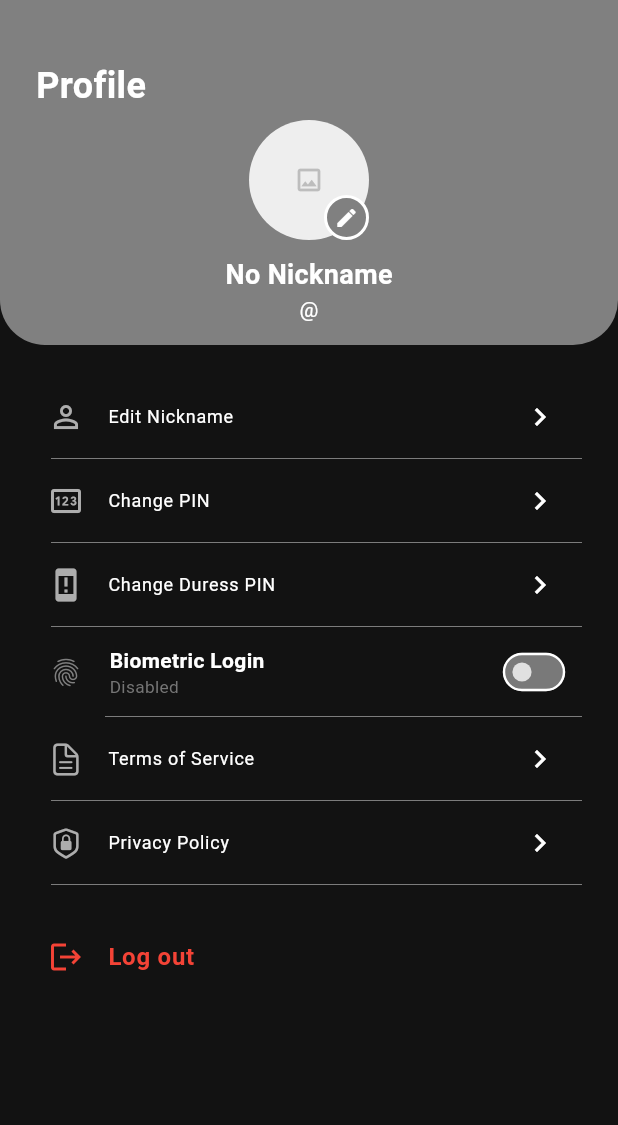
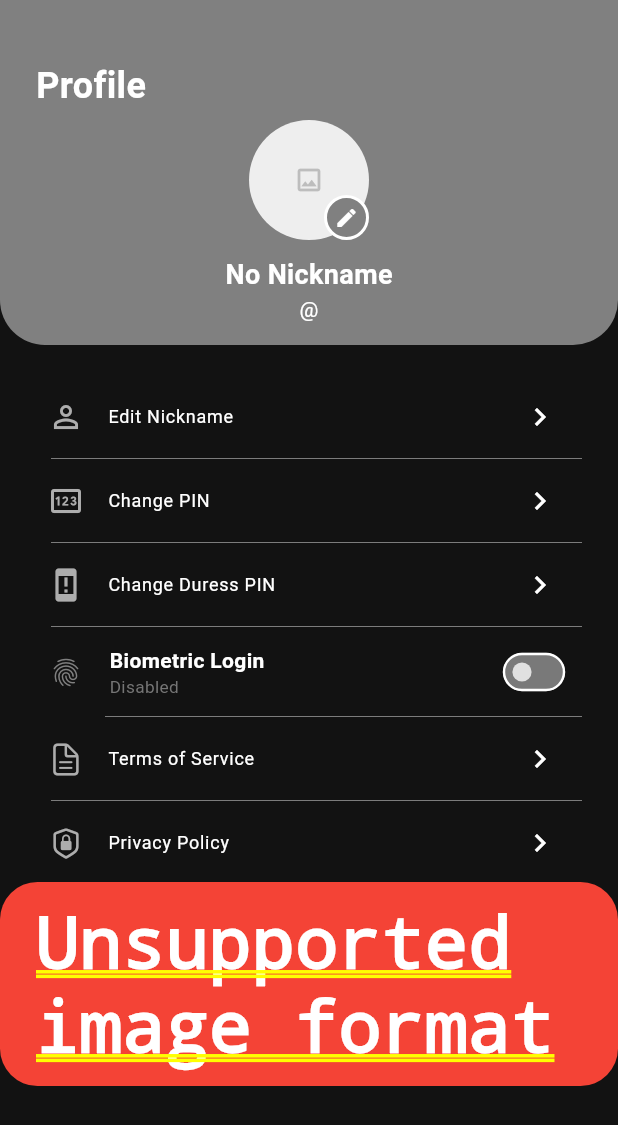
Before and after one commit to rawquesh/E2EEChat, a Flutter app: the SettingsScreen screen opened directly, after a tap on the "edit" icon, on a phone screen of 412 x 824 dp. Shown: the top 1125 px of the screen. Run offline on Flutter 3.47's test engine with Material 3 defaults, Android fonts, the phone set to English and light mode, and no system bars; drawn by our look-alikes of overlay_support; our stand-ins replace audioplayers, cached_network_image, file_picker, flutter_image_compress, flutter_secure_storage, fluttertoast and 10 more; missing offline and left inert: asn1lib, flutter_webrtc, onesignal_flutter, pointycastle, pusher_client_socket, record and 1 more; accounts and stored records are empty; Roboto replaces fonts that are missing (TestTiemposHeadline); statements that could not run were skipped.

Commit message:
issues fixed

```diff
--- a/e2ee_android_app/lib/backend/self_destruct/self_destruct_service.dart
+++ b/e2ee_android_app/lib/backend/self_destruct/self_destruct_service.dart
@@ -36,9 +36,9 @@ class SelfDestructService {
   }
 
   Future<void> _checkForExpiredMessages() async {
-    MyPrint.printOnConsole(
+   /* MyPrint.printOnConsole(
       '[SelfDestructService] Checking for expired messages...',
-    );
+    );*/
 
     try {
       final chatUsersBox = await Hive.openBox('chat_users');
@@ -65,7 +65,7 @@ class SelfDestructService {
             );
 
             if (now.isAfter(message.destructTimestamp)) {
-              if (message.message.base64String.isNotEmpty)   {
+              if (message.message.base64String.isNotEmpty) {
                 final filePath = message.message.base64String;
                 final file = File(filePath);
                 if (await file.exists()) {
--- a/e2ee_android_app/lib/views/chats/components/message_bubble.dart
+++ b/e2ee_android_app/lib/views/chats/components/message_bubble.dart
@@ -120,7 +120,7 @@ class _MessageBubbleState extends State<MessageBubble> with MySafeState {
   Widget build(BuildContext context) {
     super.pageBuild();
 
-    MyPrint.printOnConsole("MessageBubble build called for message check avatar: ${widget.message.message.avatar}");
+    // MyPrint.printOnConsole("MessageBubble build called for message check avatar: ${widget.message.message.avatar}");
 
     return DateTime.now().isBefore(widget.message.destructTimestamp)
         ? InkWell(
--- a/e2ee_android_app/lib/views/chats/screens/chat_message_screen.dart
+++ b/e2ee_android_app/lib/views/chats/screens/chat_message_screen.dart
@@ -289,7 +289,7 @@ class _ChatMessageScreenState extends State<ChatMessageScreen> with TickerProvid
     _messageController.dispose();
     _iconAnimationController.dispose();
     _widthAnimationController.dispose();
-    // _appState.setCurrentChattingWithUserId(null);
+    _appState.setCurrentChattingWithUserId(null);
     _chatProvider.removeListener(_onProviderChange);
     super.dispose();
   }
--- a/e2ee_android_app/lib/views/settings/settings_screen.dart
+++ b/e2ee_android_app/lib/views/settings/settings_screen.dart
@@ -14,6 +14,7 @@ import 'package:e2ee_models_app/utils/storage_manager.dart';
 import 'package:e2ee_models_app/view/common/components/common_cachednetwork_image.dart';
 import 'package:flutter/cupertino.dart';
 import 'package:flutter/material.dart';
+import 'package:image/image.dart' as img;
 import 'package:image_picker/image_picker.dart';
 import 'package:provider/provider.dart';
 
@@ -41,13 +42,56 @@ class _SettingsScreenState extends State<SettingsScreen> with MySafeState {
   final ImagePicker _picker = ImagePicker();
 
   Future<void> _pickImage() async {
-    final XFile? image = await _picker.pickImage(source: ImageSource.gallery);
-    if (image != null) {
-      setState(() {
-        _profileImage = File(image.path);
-      });
-      // Immediately try to upload the new image
-      await _uploadProfilePicture();
+    final XFile? image = await _picker.pickImage(
+      source: ImageSource.gallery,
+      preferredCameraDevice: CameraDevice.front,
+    );
+
+    if (image != null &&
+        (image.path.endsWith('.jpg') || image.path.endsWith('.jpeg') || image.path.endsWith('.png'))) {
+      final originalFile = File(image.path);
+      final compressedFile = await compressAndValidateImage(originalFile);
+
+      if (compressedFile != null) {
+        _profileImage = compressedFile;
+        await _uploadProfilePicture();
+      }
+    } else {
+      MyToast.showError(context: context, msg: 'Unsupported image format');
+    }
+  }
+
+  Future<File?> compressAndValidateImage(File originalFile) async {
+    try {
+      // Read and decode image
+      final bytes = await originalFile.readAsBytes();
+      final image = img.decodeImage(bytes);
+
+      if (image == null) {
+        MyToast.showError(context: context, msg: "Invalid image file.");
+        return null;
+      }
+
+      // Compress the image (85% quality)
+      final compressedBytes = img.encodeJpg(image, quality: 85);
+
+      // Save to temp file
+      final tempDir = Directory.systemTemp;
+      final compressedFile = File('${tempDir.path}/compressed_${DateTime.now().millisecondsSinceEpoch}.jpg');
+      await compressedFile.writeAsBytes(compressedBytes);
+
+      // Check file size (limit = 1MB = 1 * 1024 * 1024 bytes)
+      final compressedSize = await compressedFile.length();
+      if (compressedSize > 1 * 1024 * 1024) {
+        MyToast.showError(context: context, msg: "Image size must be less than 1MB");
+        return null;
+      }
+
+      return compressedFile;
+    } catch (e) {
+      MyToast.showError(context: context, msg: "Failed to compress image.");
+      print("Image compression error: $e");
+      return null;
     }
   }
 
--- a/e2ee_android_app/pubspec.yaml
+++ b/e2ee_android_app/pubspec.yaml
@@ -43,6 +43,7 @@ dependencies:
   #Media Compression
   flutter_image_compress: ^2.4.0
   video_compress: ^3.1.4
+  image: ^4.5.4
 
   #webrtc
   flutter_webrtc: ^0.14.2
```
Also changed, not shown: e2ee_android_app/lib/backend/chats/chats_controller.dart (+28 -1 lines), e2ee_android_app/lib/backend/user/user_repository.dart (+48 -9 lines), e2ee_android_app/pubspec.lock, 4 other files. Lines whose indentation alone changed are shown as unchanged.
